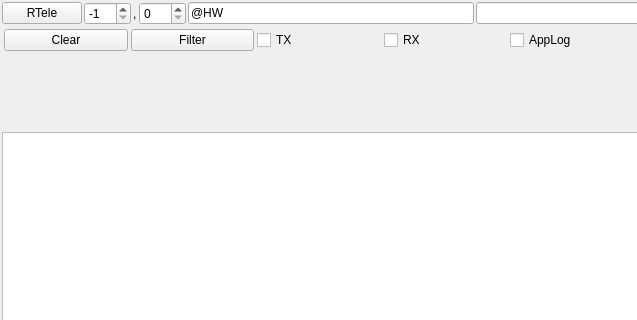
This is Lib/AppWidgets/Agent_Cmd_Log_Form.ui in break11/AutoStorage as Qt 5 draws it before an edit; both pictures show x 0 to 637 and y 0 to 320 of the 764 by 514 pixel window. The edited form follows.
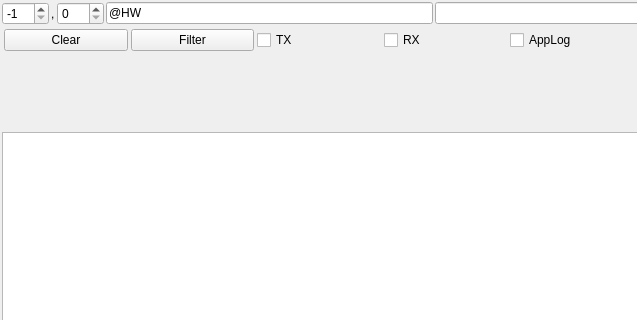
This is the edited form.

Commit message: button linker + button request telemetry on AgentWidget

```diff
--- a/Lib/AppWidgets/Agent_Cmd_Log_Form.ui
+++ b/Lib/AppWidgets/Agent_Cmd_Log_Form.ui
@@ -31,22 +31,6 @@
    </property>
    <item>
     <layout class="QHBoxLayout" name="horizontalLayout">
-     <item>
-      <widget class="QPushButton" name="btnRequestTelemetry">
-       <property name="toolTip">
-        <string>Request Telemetry</string>
-       </property>
-       <property name="text">
-        <string>RTele</string>
-       </property>
-       <property name="checkable">
-        <bool>true</bool>
-       </property>
-       <property name="checked">
-        <bool>false</bool>
-       </property>
-      </widget>
-     </item>
      <item>
       <widget class="QSpinBox" name="sbPacketN">
        <property name="toolTip">
```
The commit also changes 6 other files.
